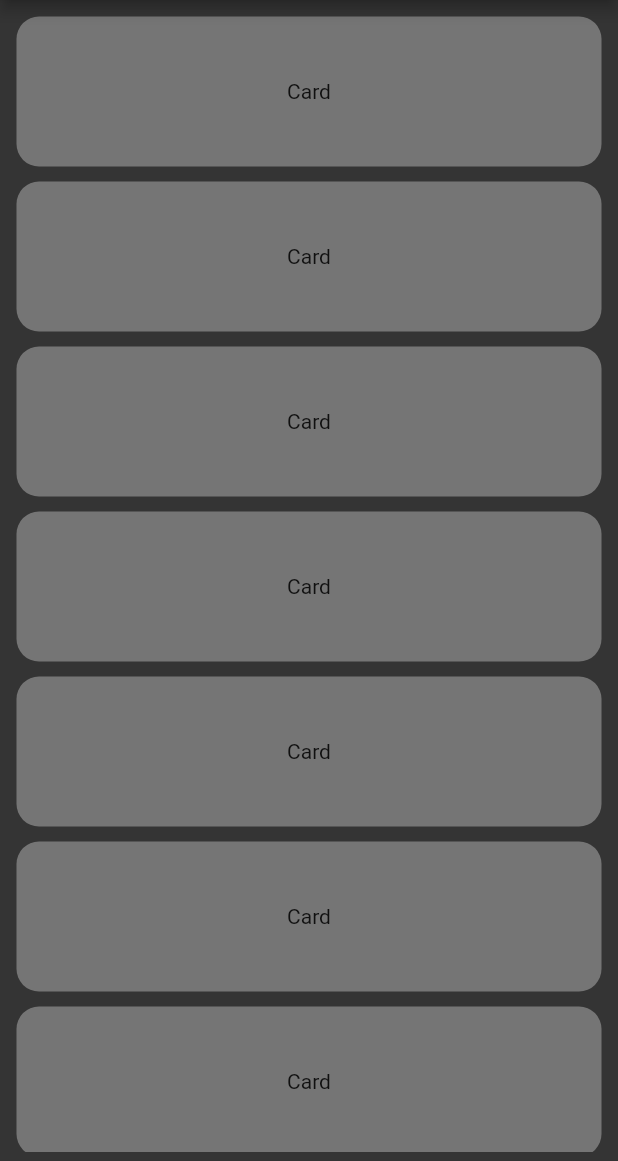
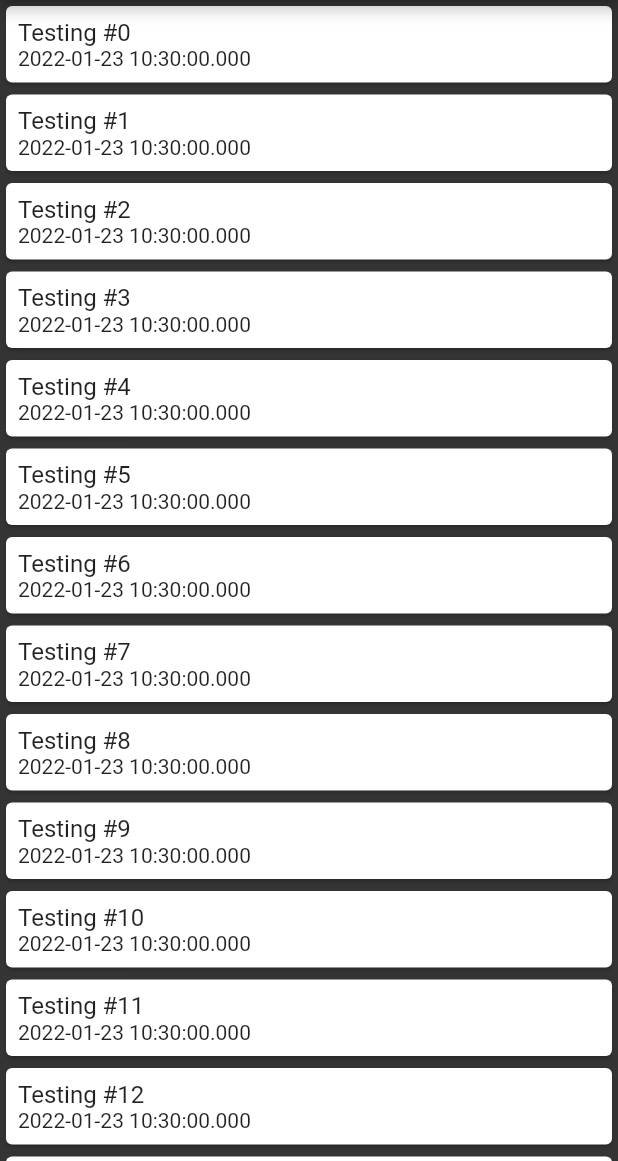
Before and after one commit to asyncaneek/ruminotes, a Flutter app: the screen it shows after launch, on a phone screen of 412 x 824 dp, the part 75-1236 px from its top. Run offline on Flutter 3.47's test engine with Material 2 defaults, Android fonts, the phone set to English and light mode, and no system bars; missing offline and left inert: dart:ffi.

Commit message:
working simulated data source

```diff
--- /dev/null
+++ b/lib/data_source/local_strorage.dart
@@ -0,0 +1,28 @@
+import 'package:rumi_notes/model/NoteId.dart';
+import 'package:rumi_notes/model/Note.dart';
+import 'package:rumi_notes/model/StorageInterface.dart';
+
+class LocalStorage extends StorageInterface {
+  List<Note> notes = [];
+
+  LocalStorage() {
+    for (var i = 0; i < 20; i++) {
+      notes.add(Note(id: NoteId(i), body: "Testing #$i"));
+    }
+  }
+
+  @override
+  int getNotesCount() {
+    return notes.length;
+  }
+
+  @override
+  Note? getNoteAtIndex(int index)
+  // async
+  {
+    // await Future.delayed(const Duration(seconds: 2));
+    if (index < notes.length && index >= 0) {
+      return notes.elementAt(index);
+    }
+  }
+}
--- a/lib/homepage.dart
+++ /dev/null
@@ -1,22 +0,0 @@
-import 'package:flutter/material.dart';
-import 'package:rumi_notes/responsive/mobile_body.dart';
-import 'package:rumi_notes/responsive/responsive_layout.dart';
-
-class HomePage extends StatefulWidget {
-  const HomePage({Key? key}) : super(key: key);
-
-  @override
-  _HomePageState createState() => _HomePageState();
-}
-
-class _HomePageState extends State<HomePage> {
-  @override
-  Widget build(BuildContext context) {
-    return Scaffold(
-      body: ResponsiveLayout(
-        mobileBody: const mobile_body(),
-        desktopBody: const mobile_body(),
-      ),
-    );
-  }
-}
--- a/lib/main.dart
+++ b/lib/main.dart
@@ -1,10 +1,10 @@
 // ignore_for_file: prefer_const_constructors
 
 import 'package:flutter/material.dart';
-import 'homepage.dart';
+import 'view/homepage.dart';
 
 void main() {
-  runApp(const MyApp());
+  runApp(MyApp());
 }
 
 class MyApp extends StatelessWidget {
--- /dev/null
+++ b/lib/model/Note.dart
@@ -0,0 +1,9 @@
+import 'NoteId.dart';
+
+class Note {
+  NoteId? id;
+  String body = "New Note";
+  DateTime time = DateTime.now();
+
+  Note({this.id, required this.body});
+}
--- /dev/null
+++ b/lib/model/NoteId.dart
@@ -0,0 +1,6 @@
+import 'dart:ffi';
+
+class NoteId {
+  int? id;
+  NoteId(this.id);
+}
--- /dev/null
+++ b/lib/model/StorageInterface.dart
@@ -0,0 +1,6 @@
+import 'package:rumi_notes/model/Note.dart';
+
+abstract class StorageInterface {
+  int getNotesCount();
+  Note? getNoteAtIndex(int index);
+}
--- a/lib/responsive/mobile_body.dart
+++ /dev/null
@@ -1,17 +0,0 @@
-import 'package:flutter/material.dart';
-import 'package:rumi_notes/view/components/colors.dart';
-import 'package:rumi_notes/view/components/defines.dart';
-import 'package:rumi_notes/view/components/app_bar.dart';
-import 'package:rumi_notes/view/components/card_list.dart';
-
-class mobile_body extends StatelessWidget {
-  const mobile_body({Key? key}) : super(key: key);
-
-  @override
-  Widget build(BuildContext context) {
-    return Scaffold(
-        backgroundColor: background_color_app,
-        appBar: app_bar(appName),
-        body: const card_list());
-  }
-}
--- /dev/null
+++ b/lib/view/components/NoteList.dart
@@ -0,0 +1,108 @@
+import 'package:flutter/material.dart';
+import 'package:rumi_notes/model/Note.dart';
+import 'package:rumi_notes/model/StorageInterface.dart';
+
+class CardList extends StatelessWidget {
+  final StorageInterface storage;
+
+  const CardList({Key? key, required this.storage}) : super(key: key);
+
+  @override
+  Widget build(BuildContext context) {
+    return ListView.builder(
+      itemCount: storage.getNotesCount(),
+      itemBuilder: (context, index) {
+        return NoteCard(note: storage.getNoteAtIndex(index));
+      },
+    );
+  }
+}
+
+class NoteCard extends StatelessWidget {
+  const NoteCard({Key? key, required this.note}) : super(key: key);
+
+  final Note? note;
+
+  @override
+  Widget build(BuildContext context) {
+    return Card(
+      child: Padding(
+        padding: const EdgeInsets.all(8.0),
+        child: Column(
+          // align the text to the left instead of centered
+          crossAxisAlignment: CrossAxisAlignment.start,
+          children: <Widget>[
+            Text(
+              note?.body ?? "error - no data",
+              style: const TextStyle(fontSize: 16),
+            ),
+            Text(note?.time.toString() ?? "error - nodata"),
+          ],
+        ),
+      ),
+    );
+  }
+}
+
+class _FutureBuilderDemoState extends State<FutureBuilderDemo> {
+  Future<String> _value;
+
+  @override
+  initState() {
+    super.initState();
+    _value = getValue();
+  }
+
+  @override
+  Widget build(BuildContext context) {
+    return Scaffold(
+      appBar: AppBar(
+        automaticallyImplyLeading: false,
+        backgroundColor: Colors.black,
+        title: const Text('Flutter FutureBuilder Demo'),
+      ),
+      body: SizedBox(
+        width: double.infinity,
+        child: Center(
+          child: FutureBuilder<String>(
+            future: _value,
+            initialData: 'Demo Name',
+            builder: (
+              BuildContext context,
+              AsyncSnapshot<String> snapshot,
+            ) {
+              if (snapshot.connectionState == ConnectionState.waiting) {
+                return Column(
+                  crossAxisAlignment: CrossAxisAlignment.center,
+                  mainAxisAlignment: MainAxisAlignment.center,
+                  children: [
+                    CircularProgressIndicator(),
+                    Visibility(
+                      visible: snapshot.hasData,
+                      child: Text(
+                        snapshot.data,
+                        style:
+                            const TextStyle(color: Colors.black, fontSize: 24),
+                      ),
+                    )
+                  ],
+                );
+              } else if (snapshot.connectionState == ConnectionState.done) {
+                if (snapshot.hasError) {
+                  return const Text('Error');
+                } else if (snapshot.hasData) {
+                  return Text(snapshot.data,
+                      style: const TextStyle(color: Colors.cyan, fontSize: 36));
+                } else {
+                  return const Text('Empty data');
+                }
+              } else {
+                return Text('State: ${snapshot.connectionState}');
+              }
+            },
+          ),
+        ),
+      ),
+    );
+  }
+}
--- a/lib/view/components/app_bar.dart
+++ b/lib/view/components/RumiNoteAppBar.dart
@@ -1,12 +1,12 @@
 import 'package:flutter/material.dart';
 
-class app_bar extends StatelessWidget with PreferredSizeWidget {
+class RuminoteAppBar extends StatelessWidget with PreferredSizeWidget {
   final String title;
 
   @override
   final Size preferredSize;
 
-  app_bar(this.title, {Key? key})
+  RuminoteAppBar(this.title, {Key? key})
       : preferredSize = const Size.fromHeight(50.0),
         super(key: key);
 
--- a/lib/view/components/card.dart
+++ /dev/null
@@ -1,22 +0,0 @@
-import 'package:flutter/material.dart';
-import 'package:rumi_notes/view/components/colors.dart' as col;
-
-class card extends StatelessWidget {
-  const card({Key? key}) : super(key: key);
-
-  @override
-  Widget build(BuildContext context) {
-    return Container(
-        margin: const EdgeInsets.all(5),
-        padding: const EdgeInsets.all(10),
-        decoration: const BoxDecoration(
-            color: col.background_color_card,
-            borderRadius: BorderRadius.all(Radius.circular(15))),
-        // decoration: col.card_decoration,
-        child: build_body(context, "Card"));
-  }
-
-  Widget build_body(BuildContext context, String title) {
-    return SizedBox(height: 80, child: Center(child: Text(title)));
-  }
-}
--- a/lib/view/components/card_list.dart
+++ /dev/null
@@ -1,20 +0,0 @@
-import 'package:flutter/material.dart';
-import 'package:rumi_notes/view/components/card.dart';
-
-class card_list extends StatelessWidget {
-  const card_list({Key? key}) : super(key: key);
-
-  @override
-  Widget build(BuildContext context) {
-    return Padding(
-      padding: const EdgeInsets.all(6.0),
-      child: ListView.builder(
-        scrollDirection: Axis.vertical,
-        itemCount: 30,
-        itemBuilder: (BuildContext context, int index) {
-          return const card();
-        },
-      ),
-    );
-  }
-}
--- a/lib/view/components/colors.dart
+++ b/lib/view/components/colors.dart
@@ -2,9 +2,9 @@
 
 import 'package:flutter/material.dart';
 
-const Color background_color_app = Color(0xFF343434);
-const Color background_color_card = Color(0xFF757575);
+const Color backgroundColorApp = Color(0xFF343434);
+const Color backgroundColorCard = Color(0xFF757575);
 
-const BoxDecoration card_decoration = BoxDecoration(
+const BoxDecoration cardDecoration = BoxDecoration(
     borderRadius: BorderRadius.all(Radius.circular(12.5)),
-    color: background_color_card);
+    color: backgroundColorCard);
--- /dev/null
+++ b/lib/view/homepage.dart
@@ -0,0 +1,27 @@
+import 'package:flutter/material.dart';
+import 'package:rumi_notes/data_source/local_strorage.dart';
+import 'package:rumi_notes/view/responsive/MobileBody.dart';
+import 'package:rumi_notes/view/responsive/ResponsiveLayout.dart';
+
+class HomePage extends StatefulWidget {
+  const HomePage({
+    Key? key,
+  }) : super(key: key);
+
+  @override
+  _HomePageState createState() => _HomePageState();
+}
+
+class _HomePageState extends State<HomePage> {
+  final LocalStorage storage = LocalStorage();
+
+  @override
+  Widget build(BuildContext context) {
+    return Scaffold(
+      body: ResponsiveLayout(
+        mobileBody: MobileBody(storage: storage),
+        desktopBody: MobileBody(storage: storage),
+      ),
+    );
+  }
+}
--- /dev/null
+++ b/lib/view/responsive/MobileBody.dart
@@ -0,0 +1,20 @@
+import 'package:flutter/material.dart';
+import 'package:rumi_notes/model/StorageInterface.dart';
+import 'package:rumi_notes/view/components/colors.dart';
+import 'package:rumi_notes/view/components/defines.dart';
+import 'package:rumi_notes/view/components/RumiNoteAppBar.dart';
+import 'package:rumi_notes/view/components/NoteList.dart';
+
+class MobileBody extends StatelessWidget {
+  const MobileBody({Key? key, required this.storage}) : super(key: key);
+
+  final StorageInterface storage;
+
+  @override
+  Widget build(BuildContext context) {
+    return Scaffold(
+        backgroundColor: backgroundColorApp,
+        appBar: RuminoteAppBar(appName),
+        body: CardList(storage: storage));
+  }
+}
--- a/lib/responsive/responsive_layout.dart
+++ b/lib/view/responsive/ResponsiveLayout.dart
@@ -1,5 +1,5 @@
 import 'package:flutter/material.dart';
-import 'dimensions.dart';
+import 'Dimension.dart';
 
 class ResponsiveLayout extends StatelessWidget {
   final Widget mobileBody;
```
Also changed, not shown: lib/view/responsive/Dimension.dart (renamed from lib/responsive/dimensions.dart).
